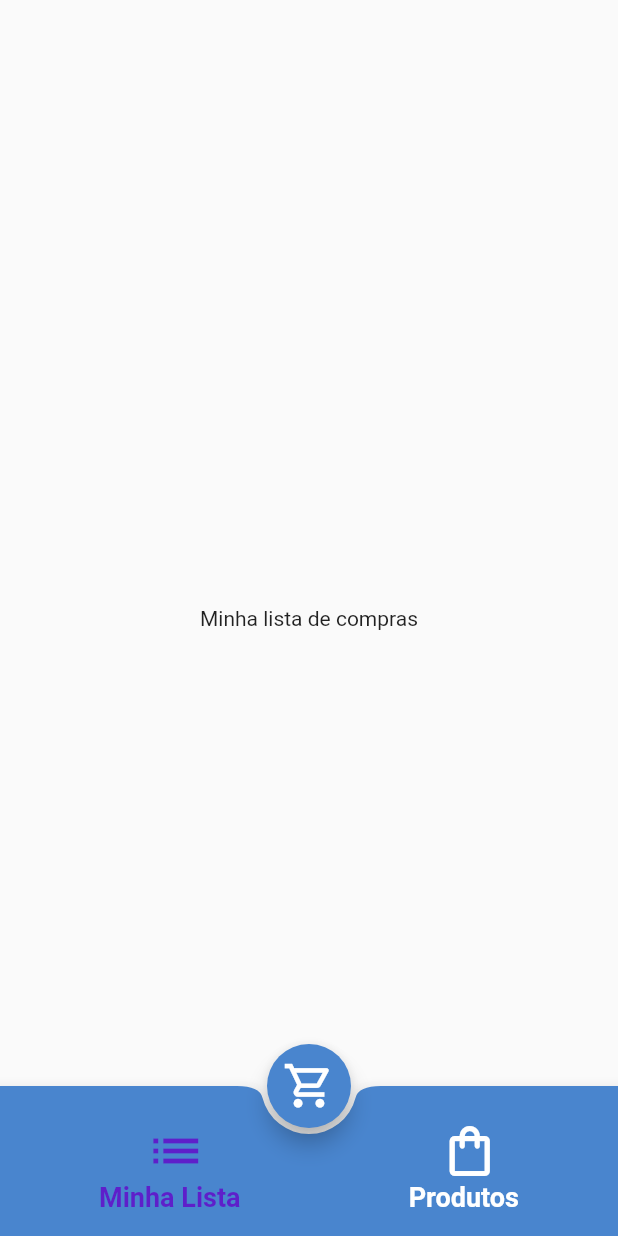
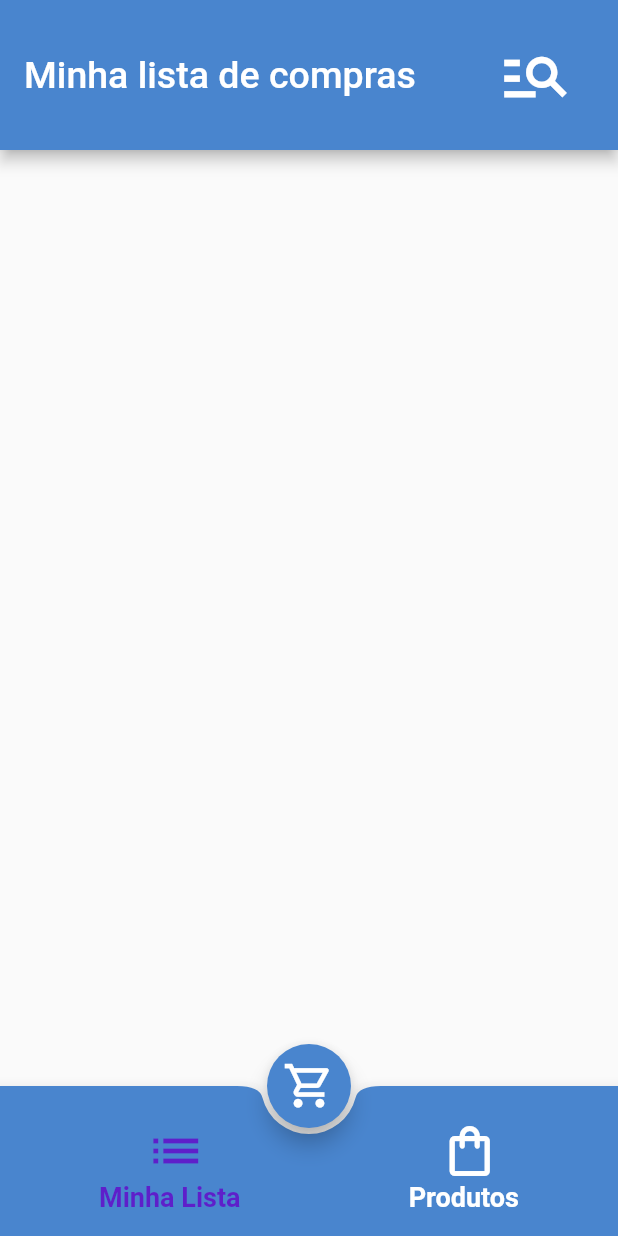
Before and after one commit to Jo-Analyst/month-shopping-app, a Flutter app: the screen it shows after launch, on a phone screen of 412 x 824 dp. Run offline on Flutter 3.47's test engine with Material 2 defaults, Android fonts, the phone set to English and light mode, and no system bars.

Commit message:
tela shopping_list_page

```diff
--- a/lib/pages/components/app_bar.dart
+++ b/lib/pages/components/app_bar.dart
@@ -2,11 +2,13 @@ import 'package:flutter/material.dart';
 
 class AppBarComponent extends StatelessWidget {
   final String title;
-  const AppBarComponent({required this.title, super.key});
+  final Widget? action;
+  const AppBarComponent({required this.title, this.action, super.key});
 
   @override
   Widget build(BuildContext context) {
     return AppBar(
+      actions: [action!],
       toolbarHeight: 100,
       backgroundColor: Theme.of(context).primaryColor,
       title: Text(
--- a/lib/pages/home_page.dart
+++ b/lib/pages/home_page.dart
@@ -1,6 +1,6 @@
 import 'package:flutter/material.dart';
 import 'package:shopping_list_app/pages/product_page.dart';
-import 'package:shopping_list_app/template/shopping_list.dart';
+import 'package:shopping_list_app/pages/shopping_list_page.dart';
 
 class HomePage extends StatefulWidget {
   const HomePage({super.key});
@@ -25,7 +25,7 @@ class _HomePageState extends State<HomePage> {
         menu["isActive"] = false;
       }
       menuActived[index]["isActive"] = true;
-      screenShoppingListActived = !screenShoppingListActived;
+      screenShoppingListActived = index == 0 ? true : false;
     });
   }
 
@@ -38,7 +38,7 @@ class _HomePageState extends State<HomePage> {
         switchInCurve: Curves.easeIn,
         switchOutCurve: Curves.easeOut,
         child: screenShoppingListActived
-            ? const ShoppingList()
+            ? const ShoppingListPage()
             : const ProductPage(),
       ),
       extendBody: true,
--- a/lib/pages/shopping_list_page.dart
+++ b/lib/pages/shopping_list_page.dart
@@ -1,12 +1,26 @@
 import 'package:flutter/material.dart';
+
+import 'components/app_bar.dart';
 
 class ShoppingListPage extends StatelessWidget {
   const ShoppingListPage({super.key});
 
   @override
   Widget build(BuildContext context) {
-    return const Center(
-      child: Text("Minha lista"),
+    return Column(
+      children: [
+        AppBarComponent(
+          title: "Minha lista de compras",
+          action: Container(
+            margin: const EdgeInsets.only(right: 30),
+            child: const Icon(
+              Icons.manage_search_outlined,
+              size: 50,
+              color: Colors.white,
+            ),
+          ),
+        )
+      ],
     );
   }
 }
--- a/lib/template/shopping_list.dart
+++ /dev/null
@@ -1,12 +0,0 @@
-import 'package:flutter/material.dart';
-
-class ShoppingList extends StatelessWidget {
-  const ShoppingList({super.key});
-
-  @override
-  Widget build(BuildContext context) {
-    return const Center(
-      child: Text("Minha lista de compras"),
-    );
-  }
-}
```
Also changed, not shown: lib/pages/product_page.dart (+12 -2 lines).
